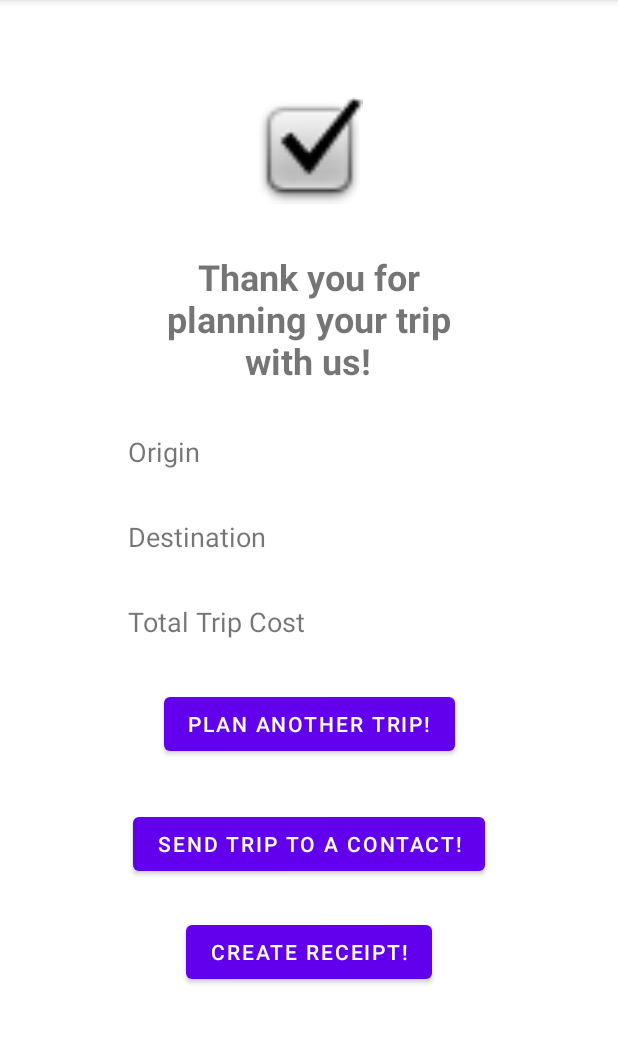
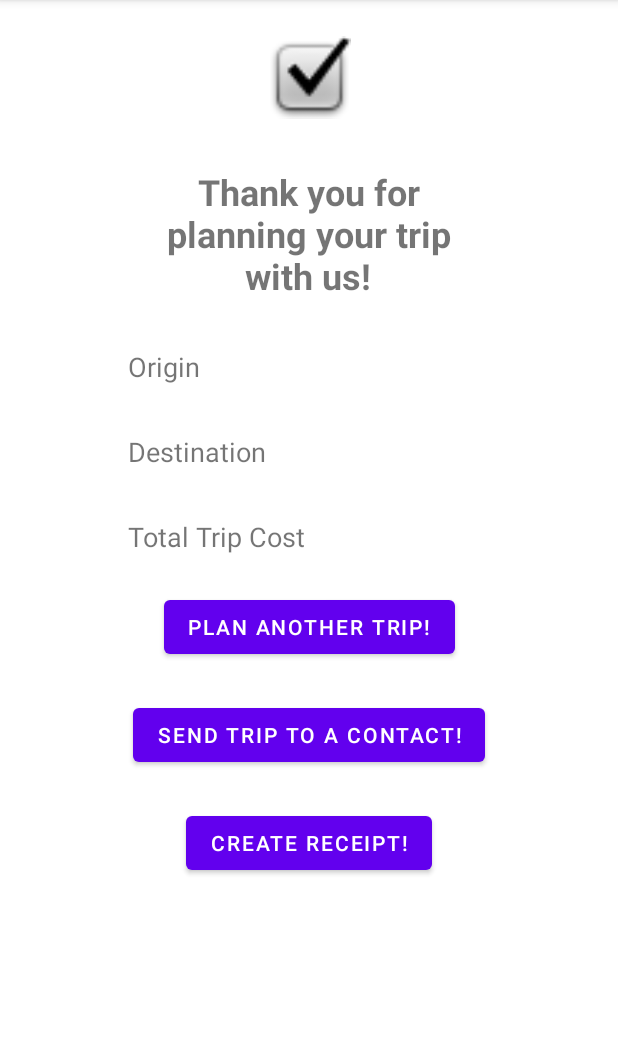
Before and after one commit to gHooyerSET/MobileDevA1_Group5, an Android app: the ConfirmationActivity screen opened directly, with no data from a screen before it, after a tap on "SEND TRIP TO A CONTACT!", on a phone screen of 412 x 824 dp, the part 84-1128 px from its top. Run offline under Robolectric (Android 15) with nearby library versions, the phone set to English and light mode, and no system bars; 3 statements that could not run were skipped.

Commit message:
Fixed confirmation page layout

```diff
--- a/app/src/main/java/com/example/tripplanner_a1_prog3150/ConfirmationActivity.java
+++ b/app/src/main/java/com/example/tripplanner_a1_prog3150/ConfirmationActivity.java
@@ -77,7 +77,14 @@ public class ConfirmationActivity extends MenuActivity {
 
         sendTripButton.setOnClickListener(view -> {
             //Forward to contact page
-            Intent nextScreenIntent = new Intent( ConfirmationActivity.this, MainActivity.class);
+
+            //Get permission to use contacts
+
+            //If yes
+            //Set intent for next page
+            Intent nextScreenIntent = new Intent( ConfirmationActivity.this, SendTripActivity.class);
+            //Go to next page
+            ConfirmationActivity.this.startActivity(nextScreenIntent);
         });
 
         createReceiptButton.setOnClickListener(view -> {
--- a/app/src/main/java/com/example/tripplanner_a1_prog3150/SendTripActivity.java
+++ b/app/src/main/java/com/example/tripplanner_a1_prog3150/SendTripActivity.java
@@ -9,5 +9,8 @@
 package com.example.tripplanner_a1_prog3150;
 
 public class SendTripActivity {
-
+    //On this page, we will be able to select from dropdown list of all contacts
+        //There will be two buttons, send - or go back
+            //Send will not do anything for now - out of assignment scope
+            //Go back will return to previous page
 }
--- a/app/src/main/res/layout/activity_confirmation.xml
+++ b/app/src/main/res/layout/activity_confirmation.xml
@@ -58,9 +58,9 @@
 
     <ImageView
         android:id="@+id/imageView2"
-        android:layout_width="71dp"
-        android:layout_height="72dp"
-        android:layout_marginTop="64dp"
+        android:layout_width="55dp"
+        android:layout_height="55dp"
+        android:layout_marginTop="24dp"
         app:layout_constraintEnd_toEndOf="parent"
         app:layout_constraintStart_toStartOf="parent"
         app:layout_constraintTop_toTopOf="parent"
@@ -94,7 +94,7 @@
         android:id="@+id/newTripButton"
         android:layout_width="wrap_content"
         android:layout_height="wrap_content"
-        android:layout_marginTop="32dp"
+        android:layout_marginTop="24dp"
         android:text="@string/nextTripButtonStr"
         app:layout_constraintEnd_toEndOf="parent"
         app:layout_constraintStart_toStartOf="parent"
@@ -104,7 +104,7 @@
         android:id="@+id/sendTripButton"
         android:layout_width="wrap_content"
         android:layout_height="wrap_content"
-        android:layout_marginTop="32dp"
+        android:layout_marginTop="24dp"
         android:text="@string/sendTripButtonStr"
         app:layout_constraintEnd_toEndOf="parent"
         app:layout_constraintStart_toStartOf="parent"
```
